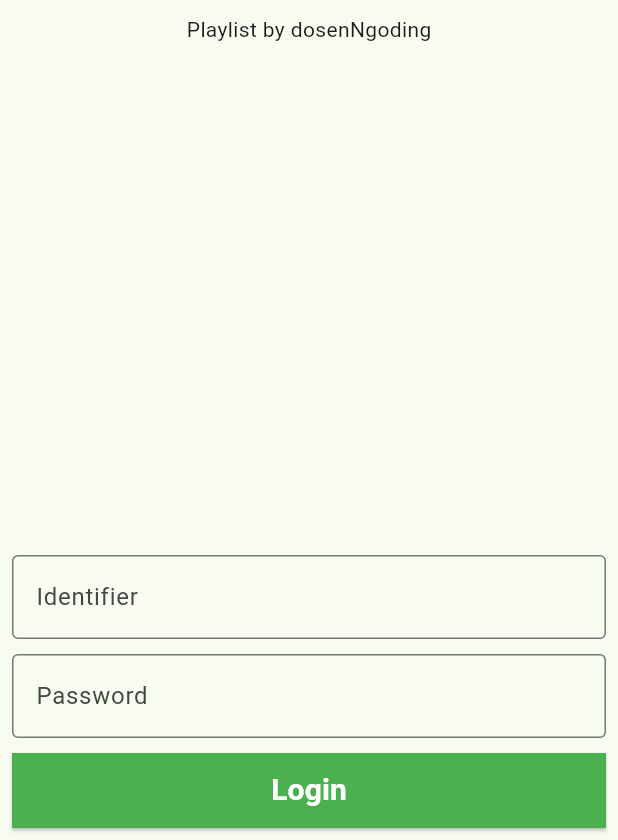
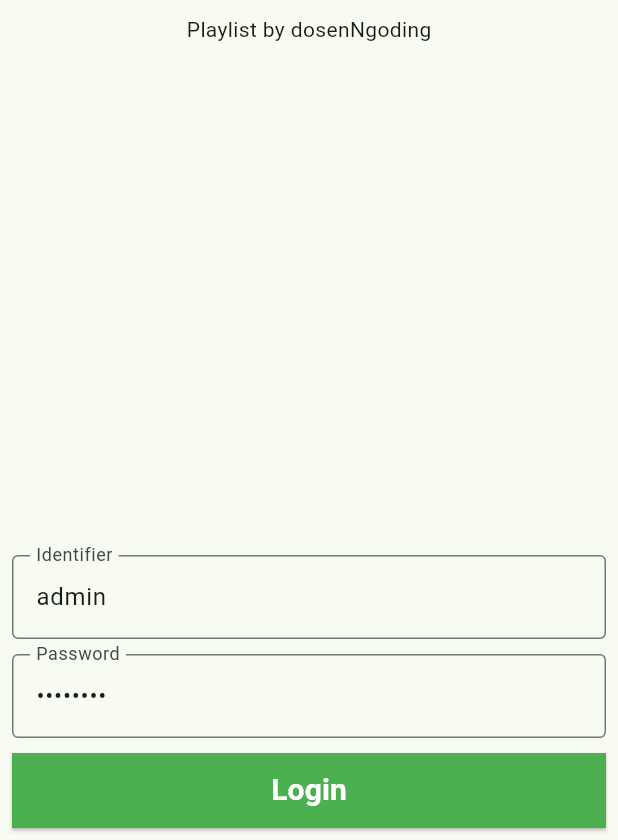
Before and after one commit to siubie/e_learning_app_bloc_http, a Flutter app: the screen it shows after launch, on a phone screen of 412 x 824 dp, the part 396-1236 px from its top. Run offline on Flutter 3.47's test engine with Material 3 defaults, Android fonts, the phone set to English and light mode, and no system bars; our stand-ins replace bloc, flutter_bloc.

Commit message:
add model

```diff
--- a/lib/bloc/login/login_bloc.dart
+++ b/lib/bloc/login/login_bloc.dart
@@ -1,5 +1,6 @@
 import 'package:bloc/bloc.dart';
 import 'package:e_learning/data/repository/api_repository.dart';
+import 'package:e_learning/data/response/login_response/login_response.dart';
 import 'package:meta/meta.dart';
 
 part 'login_event.dart';
@@ -16,10 +17,10 @@ class LoginBloc extends Bloc<LoginEvent, LoginState> {
         emit(LoginInProgress());
         //add checking to apiRepository authenticate
         try {
-          final message = await apiRepository.authenticate(
+          final response = await apiRepository.authenticate(
               event.identifier, event.password);
           //add state for LoginSuccess
-          emit(LoginSuccess(message));
+          emit(LoginSuccess(response));
         } catch (e) {
           //add state for LoginFailed
           emit(LoginFailed(e.toString()));
--- a/lib/bloc/login/login_state.dart
+++ b/lib/bloc/login/login_state.dart
@@ -7,9 +7,8 @@ final class LoginInitial extends LoginState {}
 
 //add state for login success
 final class LoginSuccess extends LoginState {
-  final String message;
-
-  LoginSuccess(this.message);
+  final LoginResponse loginResponse;
+  LoginSuccess(this.loginResponse);
 }
 
 //add state for login failed
--- a/lib/main.dart
+++ b/lib/main.dart
@@ -41,6 +41,12 @@ class MyHomePage extends StatefulWidget {
 }
 
 class _MyHomePageState extends State<MyHomePage> {
+  //add text editing controller for identifier
+  final TextEditingController _identifierController =
+      TextEditingController(text: "admin");
+  //add text editing controller for password
+  final TextEditingController _passwordController =
+      TextEditingController(text: "12345678");
   @override
   Widget build(BuildContext context) {
     return Scaffold(
@@ -74,7 +80,17 @@ class _MyHomePageState extends State<MyHomePage> {
                 //check if the state is LoginSuccess
                 if (state is LoginSuccess) {
                   //show the success message
-                  return Text(state.message);
+                  return Column(
+                    children: [
+                      //add identifier
+                      Text(
+                        state.loginResponse.user!.username.toString(),
+                      ),
+                      Text(
+                        state.loginResponse.jwt.toString(),
+                      ),
+                    ],
+                  );
                 }
                 //check if the state is LoginFailed
                 if (state is LoginFailed) {
@@ -93,8 +109,10 @@ class _MyHomePageState extends State<MyHomePage> {
             // add space between text fields and button
             const Spacer(),
             // create text field for identifier
-            const TextField(
-              decoration: InputDecoration(
+            TextField(
+              controller:
+                  _identifierController, // Assign the controller property outside of the constant context
+              decoration: const InputDecoration(
                 border: OutlineInputBorder(),
                 labelText: 'Identifier',
               ),
@@ -102,9 +120,11 @@ class _MyHomePageState extends State<MyHomePage> {
             //add space between text fields
             const SizedBox(height: 10),
             //create text field for password
-            const TextField(
+            TextField(
+              //add controller to the text field
+              controller: _passwordController,
               obscureText: true,
-              decoration: InputDecoration(
+              decoration: const InputDecoration(
                 border: OutlineInputBorder(),
                 labelText: 'Password',
               ),
@@ -120,8 +140,8 @@ class _MyHomePageState extends State<MyHomePage> {
                   //add event for login button pressed
                   context.read<LoginBloc>().add(
                         LoginButtonPressed(
-                          'admin',
-                          '12345678',
+                          _identifierController.text,
+                          _passwordController.text,
                         ),
                       );
                 },
```
Also changed, not shown: lib/data/repository/api_repository.dart (+3 -4 lines).
